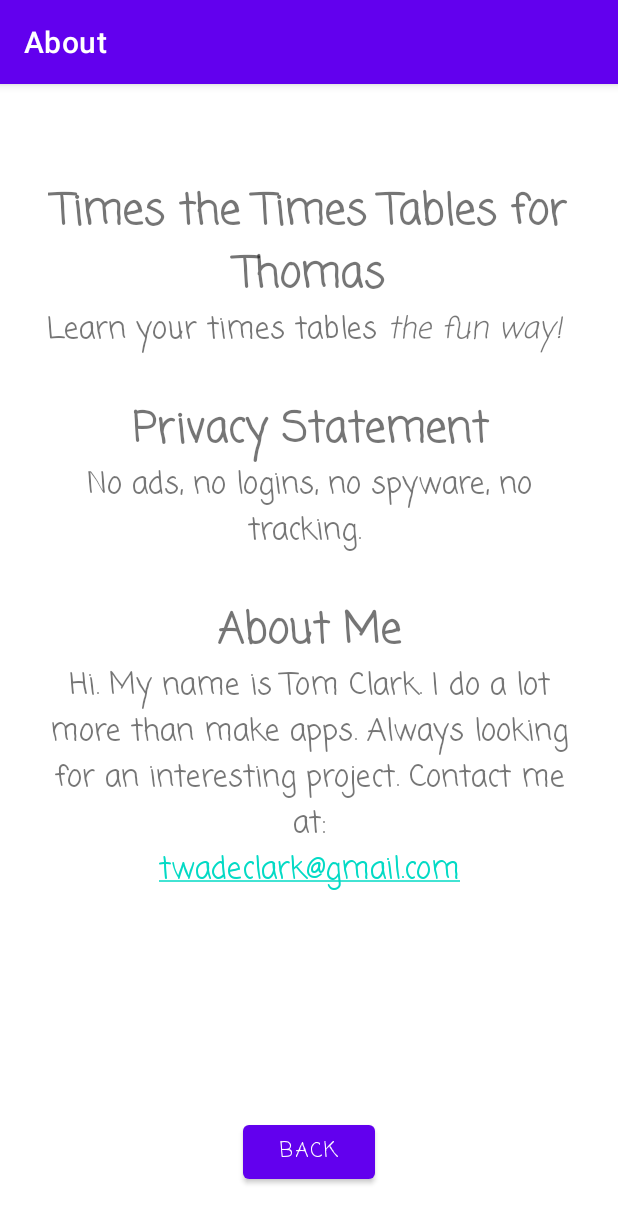
After one commit to twadeclark/TimesTheTimesTables, an Android app: the AboutActivity screen opened directly, with no data from a screen before it, on a phone screen of 412 x 824 dp. The commit adds this screen. Shown: the top 1223 px of the screen. Run offline under Robolectric (Android 15) with nearby library versions, the phone set to English and light mode, and no system bars.

Commit message:
Added about page.

```diff
--- a/app/src/main/AndroidManifest.xml
+++ b/app/src/main/AndroidManifest.xml
@@ -13,6 +13,9 @@
         android:supportsRtl="true"
         android:theme="@style/Theme.TimesTheTimesTables"
         tools:targetApi="31">
+        <activity
+            android:name=".AboutActivity"
+            android:exported="false" />
         <activity
             android:name=".LeaderboardActivity"
             android:exported="false" />
--- /dev/null
+++ b/app/src/main/java/com/example/timesthetimestables/AboutActivity.java
@@ -0,0 +1,33 @@
+package com.example.timesthetimestables;
+
+import androidx.appcompat.app.AppCompatActivity;
+
+import android.os.Bundle;
+import android.text.Html;
+import android.text.Spanned;
+import android.widget.Button;
+import android.widget.TextView;
+
+public class AboutActivity extends AppCompatActivity {
+
+    private TextView rulesTextView;
+    private Button backButton;
+
+    @Override
+    protected void onCreate(Bundle savedInstanceState) {
+        super.onCreate(savedInstanceState);
+        setContentView(R.layout.activity_about);
+
+        backButton = (Button) findViewById(R.id.backAboutButton);
+        backButton.setOnClickListener(view -> finish());
+
+        getSupportActionBar().setTitle("About");
+
+        rulesTextView = (TextView) findViewById(R.id.aboutTextView);
+
+        String xmlString = getString(R.string.aboutText);
+        Spanned spanned = Html.fromHtml(xmlString, Html.FROM_HTML_MODE_COMPACT);
+
+        rulesTextView.setText(spanned);
+    }
+}
--- /dev/null
+++ b/app/src/main/res/layout/activity_about.xml
@@ -0,0 +1,50 @@
+<?xml version="1.0" encoding="utf-8"?>
+<androidx.constraintlayout.widget.ConstraintLayout xmlns:android="http://schemas.android.com/apk/res/android"
+    xmlns:app="http://schemas.android.com/apk/res-auto"
+    xmlns:tools="http://schemas.android.com/tools"
+    android:layout_width="match_parent"
+    android:layout_height="match_parent"
+    tools:context=".AboutActivity">
+
+    <ScrollView
+        android:layout_width="0dp"
+        android:layout_height="0dp"
+        app:layout_constraintBottom_toTopOf="@+id/backAboutButton"
+        app:layout_constraintEnd_toEndOf="parent"
+        app:layout_constraintStart_toStartOf="parent"
+        app:layout_constraintTop_toTopOf="parent">
+
+        <LinearLayout
+            android:layout_width="match_parent"
+            android:layout_height="wrap_content"
+            android:orientation="vertical">
+
+            <TextView
+                android:id="@+id/aboutTextView"
+                android:layout_width="wrap_content"
+                android:layout_height="wrap_content"
+                android:layout_marginStart="32dp"
+                android:layout_marginTop="64dp"
+                android:layout_marginEnd="32dp"
+                android:layout_marginBottom="64dp"
+                android:fontFamily="casual"
+                android:text="About"
+                android:textAlignment="center"
+                android:textSize="20sp" />
+        </LinearLayout>
+    </ScrollView>
+
+    <Button
+        android:id="@+id/backAboutButton"
+        android:layout_width="wrap_content"
+        android:layout_height="wrap_content"
+        android:layout_marginStart="32dp"
+        android:layout_marginEnd="32dp"
+        android:layout_marginBottom="32dp"
+        android:fontFamily="casual"
+        android:text="Back"
+        app:layout_constraintBottom_toBottomOf="parent"
+        app:layout_constraintEnd_toEndOf="parent"
+        app:layout_constraintStart_toStartOf="parent" />
+
+</androidx.constraintlayout.widget.ConstraintLayout>
--- a/app/src/main/res/layout/activity_leaderboard.xml
+++ b/app/src/main/res/layout/activity_leaderboard.xml
@@ -29,7 +29,8 @@
                 android:fontFamily="casual"
                 android:text="Lulu Mode"
                 android:textSize="24sp"
-                android:textStyle="bold" />
+                android:textStyle="bold"
+                android:visibility="gone" />
 
             <TextView
                 android:id="@+id/luluModeTextView"
@@ -37,7 +38,8 @@
                 android:layout_height="wrap_content"
                 android:text="-"
                 android:textAlignment="center"
-                android:textSize="48sp" />
+                android:textSize="48sp"
+                android:visibility="gone" />
 
             <TextView
                 android:id="@+id/textView1"
--- /dev/null
+++ b/app/src/main/res/values/about.xml
@@ -0,0 +1,16 @@
+<?xml version="1.0" encoding="utf-8"?>
+<resources>
+    <string name="aboutText"><![CDATA[
+<h2>Times the Times Tables for Thomas</h2>
+Learn your times tables <i>the fun way!</i>
+<br /><br />
+
+<h2>Privacy Statement</h2>
+No ads, no logins, no spyware, no tracking.
+<br /><br />
+
+<h2>About Me</h2>
+Hi. My name is Tom Clark. I do a lot more than make apps. Always looking for an interesting project. Contact me at:<p>
+<a href="mailto:twadeclark@gmail.com">twadeclark@gmail.com</a>
+]]></string>
+</resources>
--- a/app/src/main/res/values/rules.xml
+++ b/app/src/main/res/values/rules.xml
@@ -1,6 +1,6 @@
 <?xml version="1.0" encoding="utf-8"?>
 <resources>
-    <string name="sample_text"><![CDATA[
+    <string name="rulesText"><![CDATA[
 <h2>Easy Peasy</h2>
 <small>(66 questions)</small><br />
 Just the easiest from the times tables, but pay attention when they come at you fast!<br /><br />
```
Also changed, not shown: app/src/main/java/com/example/timesthetimestables/GameActivity.java (+15 -0 lines), app/src/main/java/com/example/timesthetimestables/MainActivity.java (+12 -2 lines), app/src/main/java/com/example/timesthetimestables/RulesActivity.java (+1 -46 lines), app/src/main/res/layout/activity_main.xml (+17 -0 lines).
